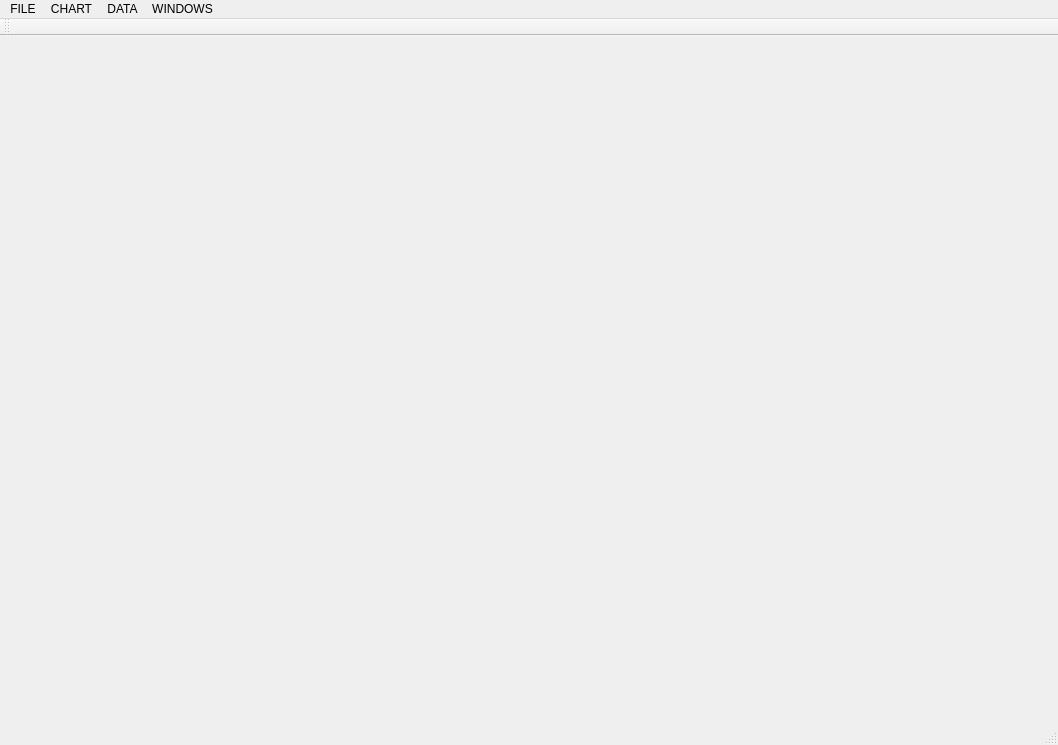
yozka/ModuleData, file Source/ModuleData.ui: the form before one commit.
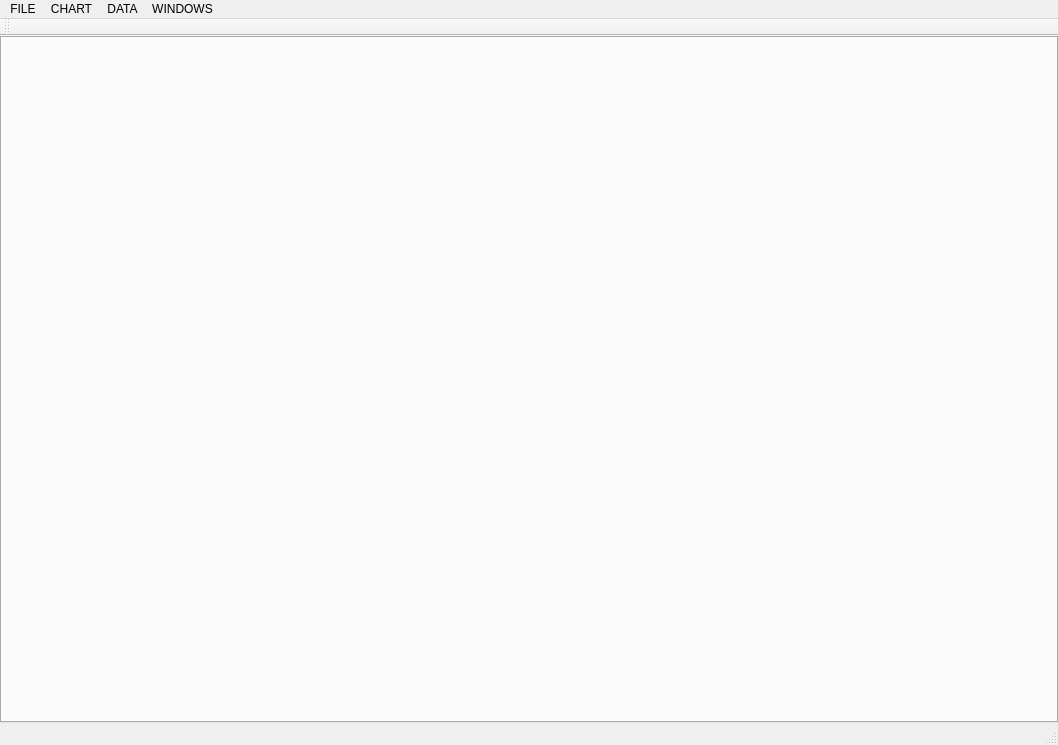
The form after the commit.

The edit to the form file:
```diff
--- a/Source/ModuleData.ui
+++ b/Source/ModuleData.ui
@@ -30,6 +30,13 @@
     <property name="bottomMargin">
      <number>0</number>
     </property>
+    <item>
+     <widget class="QTabWidget" name="tabWidget">
+      <property name="currentIndex">
+       <number>-1</number>
+      </property>
+     </widget>
+    </item>
    </layout>
   </widget>
   <widget class="QMenuBar" name="menuBar">
```
Left out of the diff: 4 changed lines with no effect on the pictures.
